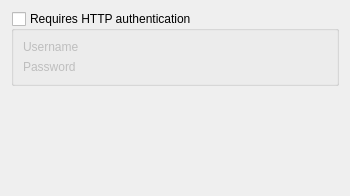
Qt form src/librssguard/services/abstract/gui/authenticationdetails.ui (martinrotter/rssguard) before a commit.
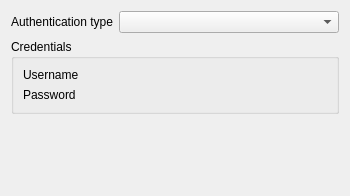
The same form after that commit. Custom widgets are drawn as their Qt base class.

What changed in the file:
```diff
--- a/src/librssguard/services/abstract/gui/authenticationdetails.ui
+++ b/src/librssguard/services/abstract/gui/authenticationdetails.ui
@@ -14,20 +14,17 @@
    <string>Form</string>
   </property>
   <layout class="QFormLayout" name="formLayout">
-   <item row="0" column="0" colspan="2">
+   <item row="1" column="0" colspan="2">
     <widget class="QGroupBox" name="m_gbAuthentication">
      <property name="toolTip">
       <string>Some feeds require authentication, including GMail feeds. BASIC, NTLM-2 and DIGEST-MD5 authentication schemes are supported.</string>
      </property>
      <property name="title">
-      <string>Requires HTTP authentication</string>
+      <string>Credentials</string>
      </property>
      <property name="flat">
       <bool>false</bool>
      </property>
-     <property name="checkable">
-      <bool>true</bool>
-     </property>
      <property name="checked">
       <bool>false</bool>
      </property>
@@ -61,6 +58,19 @@
      </layout>
     </widget>
    </item>
+   <item row="0" column="0">
+    <widget class="QLabel" name="label">
+     <property name="text">
+      <string>Authentication type</string>
+     </property>
+     <property name="buddy">
+      <cstring>m_cbAuthType</cstring>
+     </property>
+    </widget>
+   </item>
+   <item row="0" column="1">
+    <widget class="QComboBox" name="m_cbAuthType"/>
+   </item>
   </layout>
  </widget>
  <customwidgets>
```
Left out of the diff: 8 changed lines with no effect on the pictures.
